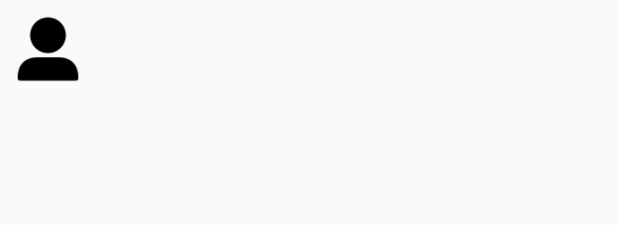
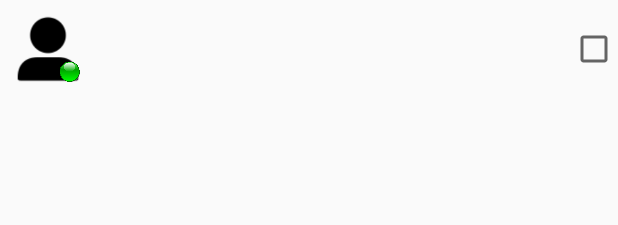
Before and after one commit to JamBuzzers/What-sThatJam-, an Android app: the layout item_search.xml on its own in the app's theme, with its tools: preview values and no code run, on a phone screen of 412 x 824 dp. Shown: the top 225 px of the screen. Run offline under Robolectric (Android 15) with nearby library versions, the phone set to English and light mode, and no system bars; Roboto replaces fonts that are not available here.

Commit message:
Checkbox semi works

```diff
--- a/app/src/main/java/com/jambuzzers/whatsthatjam/GameFragment.java
+++ b/app/src/main/java/com/jambuzzers/whatsthatjam/GameFragment.java
@@ -134,7 +134,7 @@ public class GameFragment extends Fragment implements SocketPlayer.SocketPlayerL
         activity.runOnUiThread(new Runnable() {
             @Override
             public void run() {
-                Toast.makeText(activity, name, Toast.LENGTH_SHORT).show();
+                Toast.makeText(activity,"Welcome back " + name, Toast.LENGTH_SHORT).show();
                 activity.setUpProfile(id,name);
             }
         });
@@ -157,6 +157,7 @@ public class GameFragment extends Fragment implements SocketPlayer.SocketPlayerL
                         // User cancelled the dialog
                         Toast.makeText(activity, "You Declined game invite", Toast.LENGTH_SHORT).show();
                         dialog.cancel();
+
                     }
                 });
                 AlertDialog dialog = builder.create();
--- a/app/src/main/java/com/jambuzzers/whatsthatjam/SearchableAdapter.java
+++ b/app/src/main/java/com/jambuzzers/whatsthatjam/SearchableAdapter.java
@@ -7,6 +7,7 @@ import android.util.Log;
 import android.view.LayoutInflater;
 import android.view.View;
 import android.view.ViewGroup;
+import android.widget.CheckBox;
 import android.widget.ImageView;
 import android.widget.TextView;
 import android.widget.Toast;
@@ -51,6 +52,7 @@ public class SearchableAdapter extends RecyclerView.Adapter<SearchableAdapter.Vi
 
     @Override
     public void onBindViewHolder(@NonNull final ViewHolder holder, final int position) {
+        holder.mCheckBox.setVisibility(View.GONE);
 
         holder.name.setText(users.get(position).username);
         String murl = users.get(position).url;
@@ -88,6 +90,8 @@ public class SearchableAdapter extends RecyclerView.Adapter<SearchableAdapter.Vi
         @BindView(R.id.tvName) TextView name;
         @BindView(R.id.ivSearchProfPic) ImageView profPic;
         @BindView(R.id.ivOnline) ImageView activeGreen;
+        @BindView(R.id.checkBox) CheckBox mCheckBox;
+
         public ViewHolder(View itemView) {
             super(itemView);
             ButterKnife.bind(this, itemView);
--- a/app/src/main/res/layout/item_search.xml
+++ b/app/src/main/res/layout/item_search.xml
@@ -9,9 +9,8 @@
         android:id="@+id/tvName"
         android:layout_width="259dp"
         android:layout_height="wrap_content"
-        android:layout_alignBottom="@+id/ivSearchProfPic"
         android:layout_alignParentEnd="true"
-        android:layout_marginEnd="19dp"
+        android:layout_centerVertical="true"
         android:textSize="16sp" />
 
     <ImageView
@@ -31,9 +30,29 @@
     <ImageView
         android:id="@+id/ivOnline"
         android:layout_width="15dp"
-        android:layout_height="12dp"
-        android:layout_alignBottom="@+id/tvName"
+        android:layout_height="15dp"
+        android:layout_alignBottom="@+id/ivSearchProfPic"
         android:layout_alignEnd="@+id/ivSearchProfPic"
-        app:srcCompat="@drawable/onlinebutton"
-        android:visibility="gone"/>
+        android:visibility="visible"
+        app:srcCompat="@drawable/onlinebutton" />
+
+    <CheckBox
+        android:id="@+id/checkBox"
+        android:layout_width="wrap_content"
+        android:layout_height="wrap_content"
+        android:layout_alignParentEnd="true"
+        android:layout_centerVertical="true"
+        android:checked="false"
+        android:textColor="@color/colorPrimary"
+        android:visibility="visible"/>
+
+    <ImageView
+        android:id="@+id/ivYes"
+        android:layout_width="13dp"
+        android:layout_height="13dp"
+        android:layout_alignParentEnd="true"
+        android:layout_centerVertical="true"
+        android:layout_marginEnd="9.6dp"
+        android:visibility="gone"
+        app:srcCompat="@color/colorPrimary" />
 </RelativeLayout>
--- a/app/src/main/res/values/colors.xml
+++ b/app/src/main/res/values/colors.xml
@@ -3,7 +3,7 @@
   <color name="colorPrimary">#0e4d80</color>
   <color name="colorPrimaryLight">#415969</color>
   <color name="colorPrimaryDark">#000718</color>
-  <color name="colorAccent">#9ed4b6</color>
+  <color name="colorAccent">#FFF</color>
   <color name="secondaryLightColor">#d0ffe8</color>
   <color name="secondaryDarkColor">#6ea386</color>
   <color name="primaryTextColor">#ffffff</color>
--- a/app/src/main/res/values/styles.xml
+++ b/app/src/main/res/values/styles.xml
@@ -3,15 +3,15 @@
     <!-- Base application theme. -->
     <style name="AppTheme" parent="Theme.AppCompat.Light.DarkActionBar">
         <!-- Customize your theme here. -->
-        <item name="colorPrimary">@color/colorPrimary</item>
-        <item name="colorPrimaryDark">@color/colorPrimaryDark</item>
+        <item name="colorPrimary">@color/colorPrimaryLight</item>
+        <item name="colorPrimaryDark">@color/colorPrimary</item>
         <item name="colorAccent">@color/colorAccent</item>
     </style>
 
     <style name="MyAlertDialogTheme" parent="Theme.AppCompat.Dialog.Alert">
         <item name="android:windowBackground">@drawable/popup_background</item>
         <item name="android:textSize"> 17sp </item>
-        <item name="colorAccent">@color/colorAccent</item>
+        <item name="colorAccent">@color/colorPrimary</item>
     </style>
 
     <!-- The launcher theme. It sets the main window background to the launch_screen drawable. Splash screen -->
```
Also changed, not shown: app/src/main/java/com/jambuzzers/whatsthatjam/CreateGameFragment.java (+18 -1 lines), app/src/main/java/com/jambuzzers/whatsthatjam/SearchProfileFragment.java (deleted, +0 -89 lines), app/src/main/res/layout/fragment_create_game.xml (+22 -14 lines).
